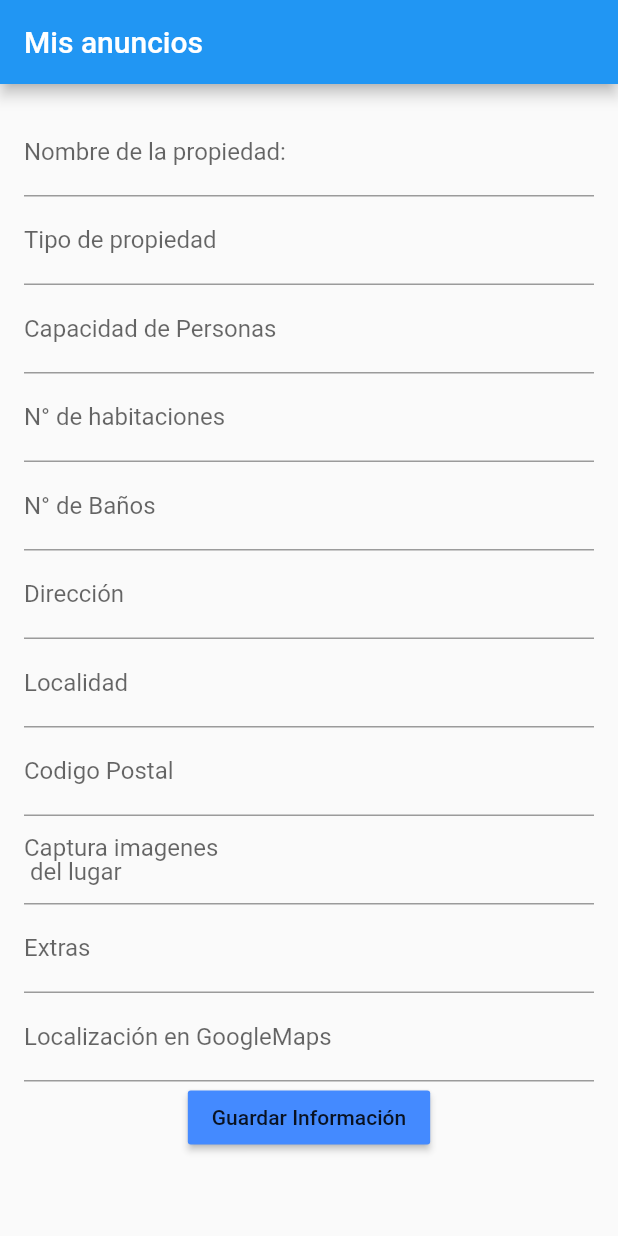
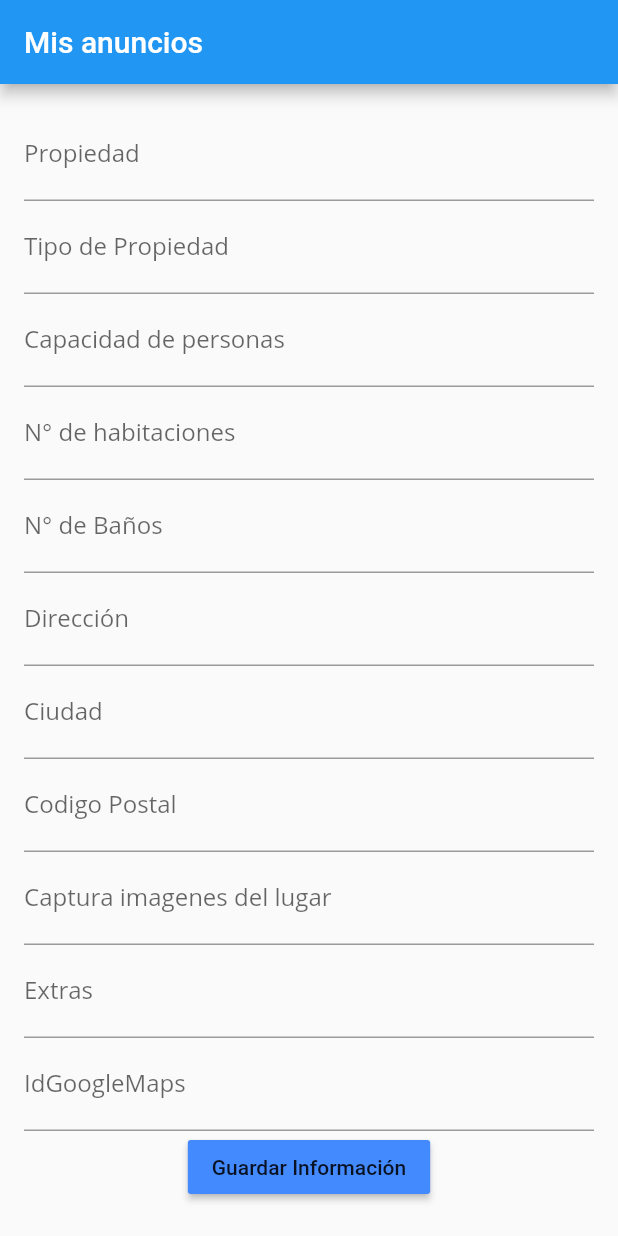
Before and after one commit to 14AlejandroNauatDuran/rommie_aplication, a Flutter app: the FormularioPerfil screen opened directly, on a phone screen of 412 x 824 dp. Run offline on Flutter 3.47's test engine with Material 2 defaults, Android fonts, the phone set to English and light mode, and no system bars.

Commit message:
update 10.05

```diff
--- a/flutter_login_ui/lib/screens/anuncio.dart
+++ b/flutter_login_ui/lib/screens/anuncio.dart
@@ -1,4 +1,7 @@
 import 'package:flutter/material.dart';
+import 'package:flutter/services.dart';
+import 'package:flutter_login_ui/utilities/constants.dart';
+
 
 class Anuncio extends StatelessWidget {
   @override
@@ -33,8 +36,13 @@ class FormularioPerfil extends StatelessWidget {
             child: Column(
               children: <Widget>[
                 TextFormField(
-                  decoration:
-                      InputDecoration(labelText: "Nombre de la propiedad:"),
+                   keyboardType: TextInputType.text,
+                    style: TextStyle(
+                    color: Colors.blueAccent,
+                    fontFamily: 'OpenSans'),
+                  decoration: InputDecoration(labelText: "Propiedad",
+                      hintText: 'Nombre de la propiedad',
+                      hintStyle: kHintTextStyle,),
                   onSaved: (value) {
                     namePropity = value;
                   },
@@ -46,20 +54,31 @@ class FormularioPerfil extends StatelessWidget {
                   },
                 ),
                 TextFormField(
-                  decoration: InputDecoration(labelText: "Tipo de propiedad"),
+                   keyboardType: TextInputType.text,
+                    style: TextStyle(
+                    color: Colors.blueAccent,
+                    fontFamily: 'OpenSans'),
+                  decoration: InputDecoration(labelText: "Tipo de Propiedad",
+                      hintText: 'Casa, Departamento, Habitación...',
+                      hintStyle: kHintTextStyle,),
                   onSaved: (value) {
                     apellidoPaterno = value;
                   },
                   validator: (value) {
                     if (value.isEmpty) {
-                      return "Casa, Departamento...";
+                      return "Llene este campo";
                     }
                     return null;
                   },
                 ),
                 TextFormField(
-                  decoration:
-                      InputDecoration(labelText: "Capacidad de Personas"),
+                  keyboardType: TextInputType.number,
+                    style: TextStyle(
+                    color: Colors.blueAccent,
+                    fontFamily: 'OpenSans'),
+                  decoration: InputDecoration(labelText: "Capacidad de personas",
+                      hintText: 'Cuantas personas',
+                      hintStyle: kHintTextStyle,),
                   onSaved: (value) {
                     apellidoMaterno = value;
                   },
@@ -71,7 +90,13 @@ class FormularioPerfil extends StatelessWidget {
                   },
                 ),
                 TextFormField(
-                  decoration: InputDecoration(labelText: "N° de habitaciones"),
+                  keyboardType: TextInputType.number,
+                    style: TextStyle(
+                    color: Colors.blueAccent,
+                    fontFamily: 'OpenSans'),
+                  decoration: InputDecoration(labelText: "N° de habitaciones",
+                      hintText: 'Casa, Departamento, Habitación...',
+                      hintStyle: kHintTextStyle,),
                   onSaved: (value) {
                     genero = value;
                   },
@@ -83,7 +108,14 @@ class FormularioPerfil extends StatelessWidget {
                   },
                 ),
                 TextFormField(
-                  decoration: InputDecoration(labelText: "N° de Baños"),
+                  keyboardType: TextInputType.number,
+                    style: TextStyle(
+                      color: Colors.blueAccent,
+                      fontFamily: 'OpenSans'),
+                    decoration: InputDecoration(labelText: "N° de Baños",
+                        hintText: 'Cantidad de baños...',
+                        hintStyle: kHintTextStyle,
+                        ),
                   onSaved: (value) {
                     genero = value;
                   },
@@ -95,7 +127,14 @@ class FormularioPerfil extends StatelessWidget {
                   },
                 ),
                 TextFormField(
-                  decoration: InputDecoration(labelText: "Dirección"),
+                 keyboardType: TextInputType.streetAddress,
+                    style: TextStyle(
+                      color: Colors.blueAccent,
+                      fontFamily: 'OpenSans'),
+                    decoration: InputDecoration(labelText: "Dirección",
+                        hintText: 'Escriba su dirección...',
+                        hintStyle: kHintTextStyle,
+                        ),
                   onSaved: (value) {
                     ocupacion = value;
                   },
@@ -107,7 +146,14 @@ class FormularioPerfil extends StatelessWidget {
                   },
                 ),
                 TextFormField(
-                  decoration: InputDecoration(labelText: "Localidad"),
+                  keyboardType: TextInputType.text,
+                    style: TextStyle(
+                      color: Colors.blueAccent,
+                      fontFamily: 'OpenSans'),
+                    decoration: InputDecoration(labelText: "Ciudad",
+                        hintText: 'Localidad, Ciudad, Estado...',
+                        hintStyle: kHintTextStyle,
+                        ),
                   onSaved: (value) {
                     ocupacion = value;
                   },
@@ -119,7 +165,14 @@ class FormularioPerfil extends StatelessWidget {
                   },
                 ),
                 TextFormField(
-                  decoration: InputDecoration(labelText: "Codigo Postal"),
+                  keyboardType: TextInputType.number,
+                    style: TextStyle(
+                      color: Colors.blueAccent,
+                      fontFamily: 'OpenSans'),
+                    decoration: InputDecoration(labelText: "Codigo Postal",
+                        hintText: 'Codigo Postal...',
+                        hintStyle: kHintTextStyle,
+                        ),
                   onSaved: (value) {
                     ocupacion = value;
                   },
@@ -131,8 +184,15 @@ class FormularioPerfil extends StatelessWidget {
                   },
                 ),
                 TextFormField(
-                  decoration: InputDecoration(
-                      labelText: "Captura imagenes" + '\n' + " del lugar"),
+                  keyboardType: TextInputType.text,
+                    style: TextStyle(
+                      color: Colors.blueAccent,
+                      fontFamily: 'OpenSans'),
+                    decoration: InputDecoration(labelText: "Captura imagenes del lugar",
+                        hintText: 'Imagenes...',
+                        hintStyle: kHintTextStyle,
+                        ),
+
                   onSaved: (value) {
                     ocupacion = value;
                   },
@@ -144,7 +204,14 @@ class FormularioPerfil extends StatelessWidget {
                   },
                 ),
                 TextFormField(
-                  decoration: InputDecoration(labelText: "Extras"),
+                 keyboardType: TextInputType.multiline,
+                    style: TextStyle(
+                      color: Colors.blueAccent,
+                      fontFamily: 'OpenSans'),
+                    decoration: InputDecoration(labelText: "Extras",
+                        hintText: 'Describe partes adicionales...',
+                        hintStyle: kHintTextStyle,
+                        ),
                   onSaved: (value) {
                     ocupacion = value;
                   },
@@ -156,8 +223,14 @@ class FormularioPerfil extends StatelessWidget {
                   },
                 ),
                 TextFormField(
-                  decoration:
-                      InputDecoration(labelText: "Localización en GoogleMaps"),
+                  keyboardType: TextInputType.url,
+                    style: TextStyle(
+                      color: Colors.blueAccent,
+                      fontFamily: 'OpenSans'),
+                    decoration: InputDecoration(labelText: "IdGoogleMaps",
+                        hintText: 'Codigo Postal...',
+                        hintStyle: kHintTextStyle,
+                        ),
                   onSaved: (value) {
                     ocupacion = value;
                   },
```
Also changed, not shown: 1 other file.
